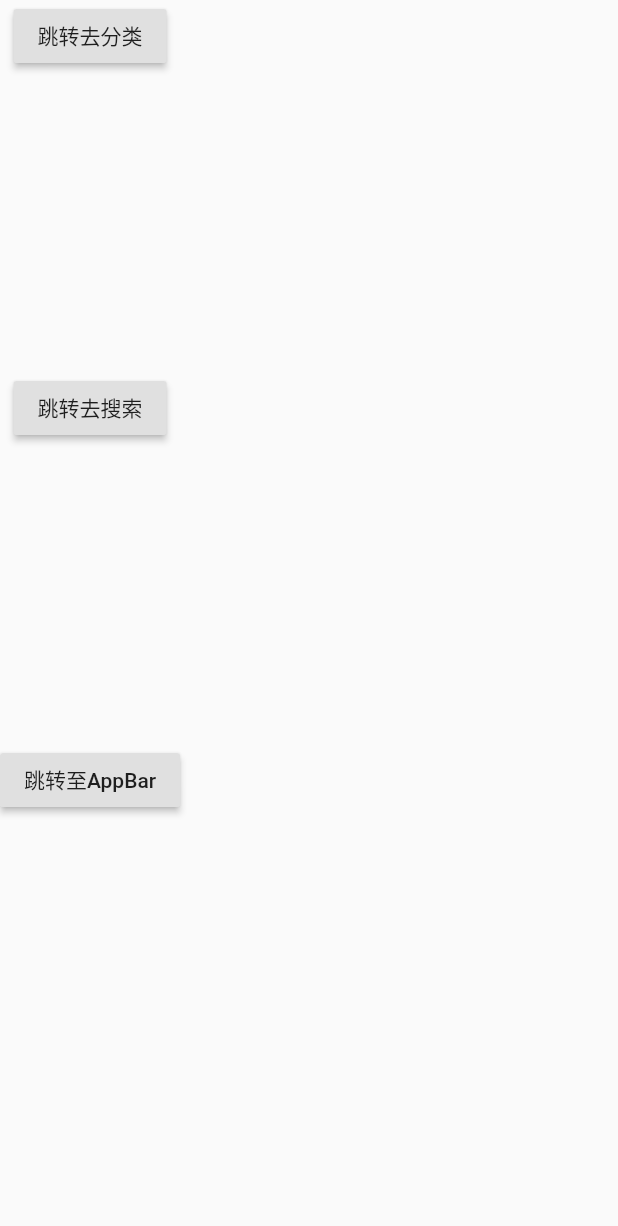
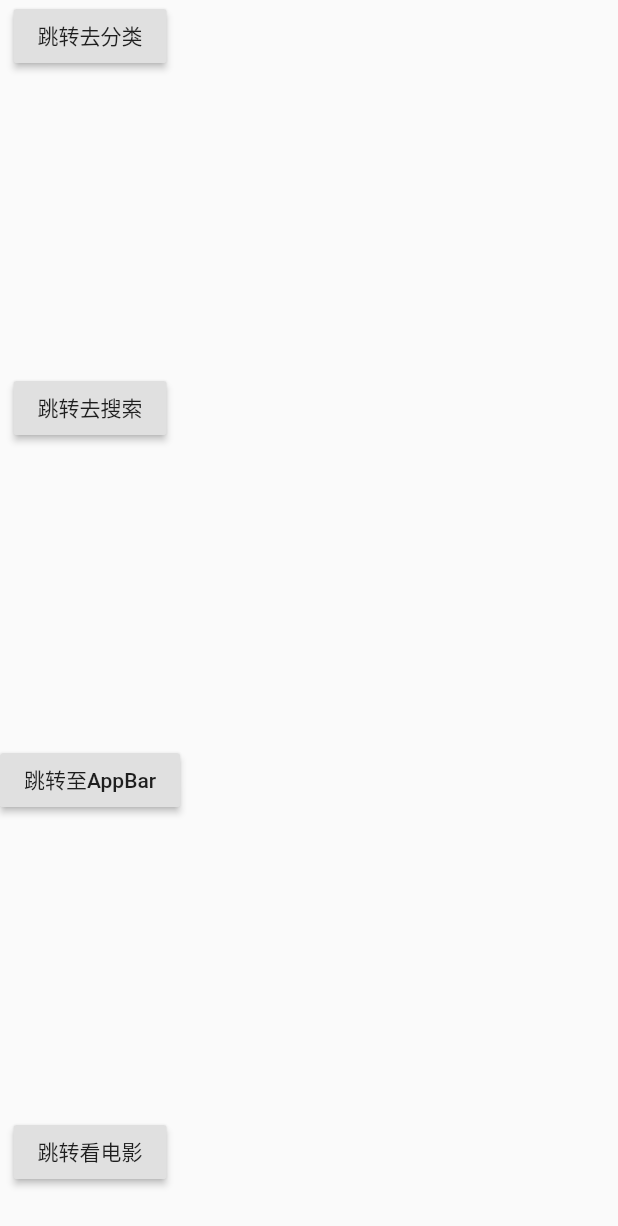
Before and after one commit to Andyyjg/flutterDemo, a Flutter app: the HomePage screen opened directly, on a phone screen of 412 x 824 dp. Shown: the top 1226 px of the screen. Run offline on Flutter 3.47's test engine with Material 2 defaults, Android fonts, the phone set to English and light mode, and no system bars; our stand-ins replace date_format, dio, flutter_swiper; missing offline and left inert: flutter_cupertino_date_picker.

```diff
--- a/lib/main.dart
+++ b/lib/main.dart
@@ -26,7 +26,7 @@ class MyApp extends StatelessWidget {
       ],
       debugShowCheckedModeBanner: false,
       home: Tabs(),
-      initialRoute: '/http',
+      initialRoute: '/movie',
       onGenerateRoute: onGenerateRoute,
     );
   }
--- a/lib/pages/Home.dart
+++ b/lib/pages/Home.dart
@@ -49,6 +49,15 @@ class _HomePageState extends State<HomePage> {
             onPressed: (){
               Navigator.pushNamed(context, '/appbar');
             },
+          ),
+          SizedBox(
+            height: 200,
+          ),
+          RaisedButton(
+            child: Text('跳转看电影'),
+            onPressed: (){
+              Navigator.pushNamed(context, '/movie');
+            },
           )
         ],
       ),
--- a/lib/route/routes.dart
+++ b/lib/route/routes.dart
@@ -16,6 +16,7 @@ import '../pages/otherDatePicker.dart';
 import '../pages/swiperDemoPage.dart';
 import '../pages/expansionTileDemo.dart';
 import '../http/gttpDemo..dart';
+import '../pages/movieListPage.dart';
 
 final routes = {
   '/': (context) => Tabs(),
@@ -33,7 +34,8 @@ final routes = {
   '/other':(context)=>OtherDatePicker(),
   '/swiper':(context)=>SwiperDemoPage(),
   '/expansion':(context)=>ExpansionTilePage(),
-  '/http':(context)=>HttpDemo()
+  '/http':(context)=>HttpDemo(),
+  '/movie':(context)=>MovieListPage()
 };
 
 
--- a/pubspec.yaml
+++ b/pubspec.yaml
@@ -28,6 +28,7 @@ dependencies:
   cupertino_icons: ^0.1.2
   date_format: ^1.0.8
   http: ^0.12.0+2
+  dio: 2.2.2
   flutter_localizations:
     sdk: flutter
 
```
Also changed, not shown: lib/pages/movieListPage.dart (added, +38 -0 lines), pubspec.lock.
